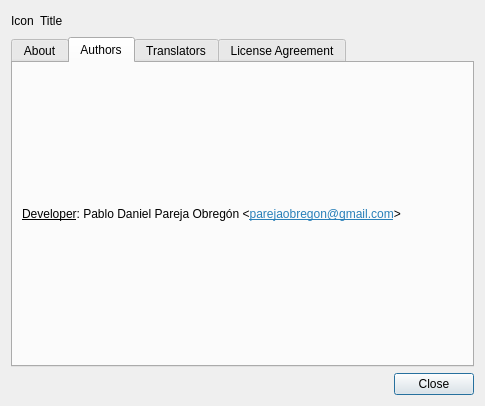
This is src/dialogs/aboutdialog.ui in Caneda/Caneda as Qt 5 draws it before an edit. The edited form follows.
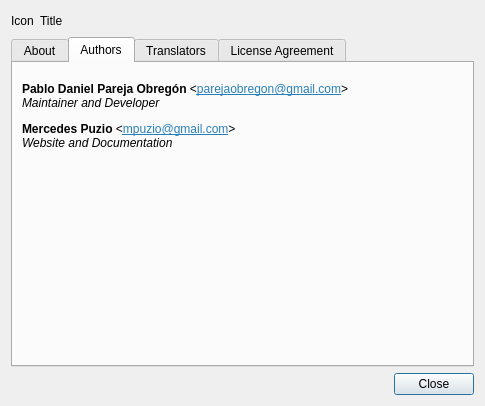
This is the edited form. The open tabs and pages were chosen to show the change.

Commit message: Minor improvement in the about dialog.

```diff
--- a/src/dialogs/aboutdialog.ui
+++ b/src/dialogs/aboutdialog.ui
@@ -87,10 +87,26 @@
        <string>Authors</string>
       </attribute>
       <layout class="QVBoxLayout" name="verticalLayout_3">
+       <item>
+        <spacer name="verticalSpacer_2">
+         <property name="orientation">
+          <enum>Qt::Vertical</enum>
+         </property>
+         <property name="sizeType">
+          <enum>QSizePolicy::Fixed</enum>
+         </property>
+         <property name="sizeHint" stdset="0">
+          <size>
+           <width>20</width>
+           <height>10</height>
+          </size>
+         </property>
+        </spacer>
+       </item>
        <item>
         <widget class="QLabel" name="labelDeveloper">
          <property name="text">
-          <string>&lt;html&gt;&lt;head/&gt;&lt;body&gt;&lt;p&gt;&lt;span style=&quot; text-decoration: underline;&quot;&gt;Developer&lt;/span&gt;: Pablo Daniel Pareja Obregón &amp;lt;&lt;a href=&quot;mailto:parejaobregon@gmail.com&quot;&gt;&lt;span style=&quot; text-decoration: underline; color:#2980b9;&quot;&gt;parejaobregon@gmail.com&lt;/span&gt;&lt;/a&gt;&amp;gt;&lt;/p&gt;&lt;/body&gt;&lt;/html&gt;</string>
+          <string>&lt;html&gt;&lt;head/&gt;&lt;body&gt;&lt;p&gt;&lt;span style=&quot; font-weight:600;&quot;&gt;Pablo Daniel Pareja Obregón&lt;/span&gt; &amp;lt;&lt;a href=&quot;mailto:parejaobregon@gmail.com&quot;&gt;&lt;span style=&quot; text-decoration: underline; color:#2980b9;&quot;&gt;parejaobregon@gmail.com&lt;/span&gt;&lt;/a&gt;&amp;gt;&lt;br/&gt;&lt;span style=&quot; font-style:italic;&quot;&gt;Maintainer and Developer&lt;/span&gt;&lt;/p&gt;&lt;p&gt;&lt;span style=&quot; font-weight:600;&quot;&gt;Mercedes Puzio&lt;/span&gt; &amp;lt;&lt;a href=&quot;mpuzio@gmail.com&quot;&gt;&lt;span style=&quot; text-decoration: underline; color:#2980b9;&quot;&gt;mpuzio@gmail.com&lt;/span&gt;&lt;/a&gt;&amp;gt;&lt;br/&gt;&lt;span style=&quot; font-style:italic;&quot;&gt;Website and Documentation&lt;/span&gt;&lt;/p&gt;&lt;/body&gt;&lt;/html&gt;</string>
          </property>
          <property name="textFormat">
           <enum>Qt::RichText</enum>
@@ -100,6 +116,19 @@
          </property>
         </widget>
        </item>
+       <item>
+        <spacer name="verticalSpacer">
+         <property name="orientation">
+          <enum>Qt::Vertical</enum>
+         </property>
+         <property name="sizeHint" stdset="0">
+          <size>
+           <width>20</width>
+           <height>40</height>
+          </size>
+         </property>
+        </spacer>
+       </item>
       </layout>
      </widget>
      <widget class="QWidget" name="tabTranslators">
```
Left out of the diff: 33 changed lines with no effect on the pictures.
